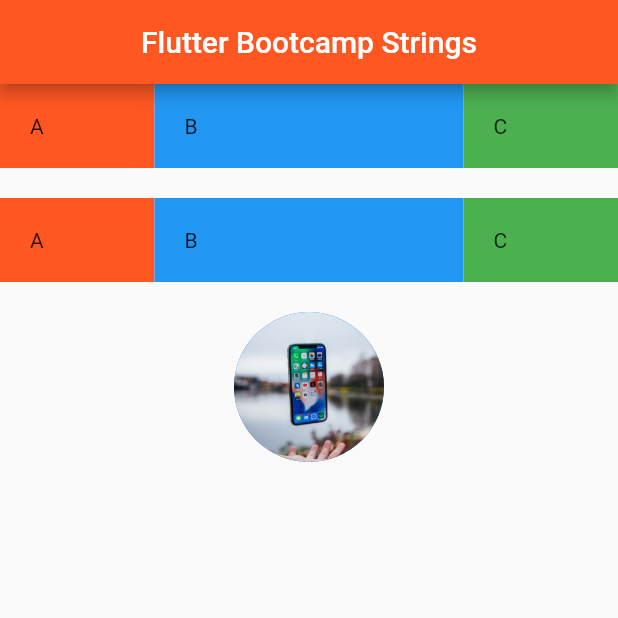
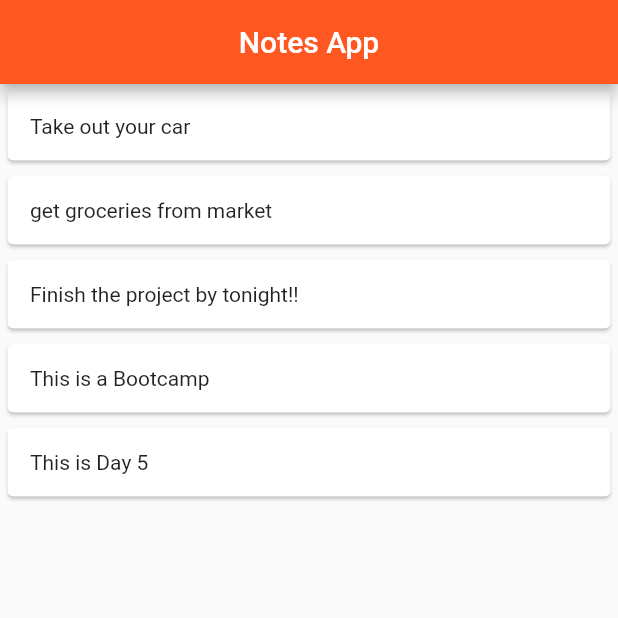
Before and after one commit to gokuldh/bootcamp_30_sep, a Flutter app: the screen it shows after launch, on a phone screen of 412 x 824 dp, the top half of it. Run offline on Flutter 3.47's test engine with Material 2 defaults, Android fonts, the phone set to English and light mode, and no system bars.

Commit message:
Day 5 Part 1

```diff
--- a/lib/main.dart
+++ b/lib/main.dart
@@ -1,98 +1,54 @@
 import 'package:flutter/material.dart';
-import 'strings.dart';
 
-void main() => runApp(FlutterBootcamp());
+void main() => runApp(MaterialApp(
+  home: FlutterBootcamp()
+));
+
+class FlutterBootcamp extends StatefulWidget{
+
+  @override
+  _FlutterBootcamp createState() => _FlutterBootcamp();
+
+}
+
+class _FlutterBootcamp extends State<FlutterBootcamp> {
+
+  List<String> notes = [
+    "Take out your car",
+    "get groceries from market",
+    "Finish the project by tonight!!",
+    "This is a Bootcamp",
+    "This is Day 5"
+  ];
+
+  Widget cardTemplate(note) {
+    return Card (
+      margin: EdgeInsets.all(5),
+      child: Padding(
+        padding: EdgeInsets.all(15),
+        child: Column(
+          crossAxisAlignment: CrossAxisAlignment.stretch,
+          children: [
+          Text(note),
+        ],
+        ),
+      ),
+    );
+  }
 
 
-class FlutterBootcamp extends StatelessWidget{
   @override
   Widget build(BuildContext context) {
-
-   return MaterialApp(
-     home: Scaffold(
-       appBar: AppBar(
-         title: Text(Strings.titletext),
-         backgroundColor: Colors.deepOrange,
-         centerTitle: true,
-       ),
-       body: Column(
-         children: [
-           Row(
-             children: [
-               Expanded(
-                 flex: 1,
-                 child: Container(
-                   padding: EdgeInsets.all(20),
-                   color: Colors.deepOrange,
-                   child: Text("A"),
-                 ),
-               ),
-               Expanded(
-                 flex: 2,
-                 child: Container(
-                   padding: EdgeInsets.all(20),
-                   color: Colors.blue,
-                   child: Text("B"),
-                 ),
-               ),
-               Expanded(
-                 flex: 1,
-                 child: Container(
-                   padding: EdgeInsets.all(20),
-                   color: Colors.green,
-                   child: Text("C"),
-                 ),
-               ),
-             ],
-           ),
-
-         SizedBox(
-           height: 20,
-         ),
-
-           Row(
-             children: [
-               Expanded(
-                 flex: 1,
-                 child: Container(
-                   padding: EdgeInsets.all(20),
-                   color: Colors.deepOrange,
-                   child: Text("A"),
-                 ),
-               ),
-               Expanded(
-                 flex: 2,
-                 child: Container(
-                   padding: EdgeInsets.all(20),
-                   color: Colors.blue,
-                   child: Text("B"),
-                 ),
-               ),
-               Expanded(
-                 flex: 1,
-                 child: Container(
-                   padding: EdgeInsets.all(20),
-                   color: Colors.green,
-                   child: Text("C"),
-                 ),
-               ),
-             ],
-           ),
-           SizedBox(
-             height: 20,
-           ),
-           Row(
-             mainAxisAlignment: MainAxisAlignment.spaceEvenly,
-             children: [
-                 CircleAvatar(
-                   backgroundImage: AssetImage('assets/phone.jpg'),
-                   radius: 50,
-                 ),
-             ],
-           ),
-         ],
-       ),
+   return Scaffold(
+     appBar: AppBar(
+       title: Text("Notes App"),
+       centerTitle: true,
+       backgroundColor: Colors.deepOrange,
+     ),
+     body: Column(
+       children: notes.map((note) => cardTemplate(note)).toList(),
      ),
    );
   }
+
 }
```
